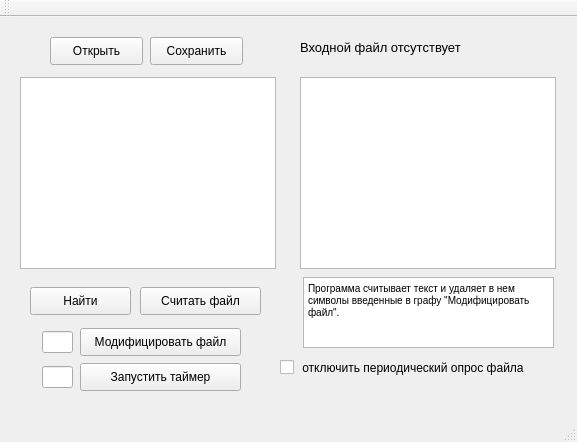
First picture: the form in QtGuiTestProject/QtGuiTestProject.ui, repository SergeyG22/GuiProject, before the edit.
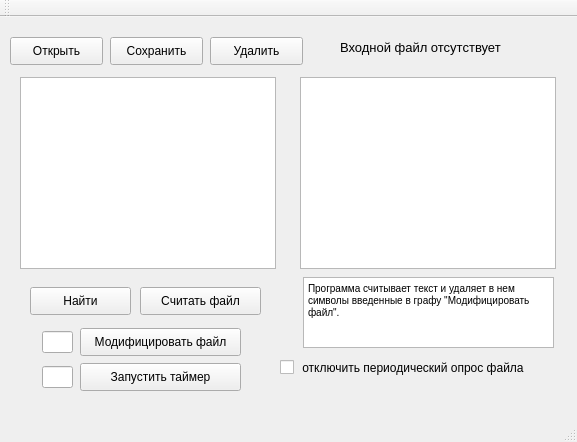
Second picture: the form after the edit.

```diff
--- a/QtGuiTestProject/QtGuiTestProject.ui
+++ b/QtGuiTestProject/QtGuiTestProject.ui
@@ -50,7 +50,7 @@
    <widget class="QPushButton" name="pushButton_open_file">
     <property name="geometry">
      <rect>
-      <x>50</x>
+      <x>10</x>
       <y>20</y>
       <width>93</width>
       <height>28</height>
@@ -63,7 +63,7 @@
    <widget class="QPushButton" name="pushButton_save">
     <property name="geometry">
      <rect>
-      <x>150</x>
+      <x>110</x>
       <y>20</y>
       <width>93</width>
       <height>28</height>
@@ -102,7 +102,7 @@
    <widget class="QLabel" name="label">
     <property name="geometry">
      <rect>
-      <x>300</x>
+      <x>340</x>
       <y>20</y>
       <width>221</width>
       <height>20</height>
@@ -180,6 +180,19 @@
      <string>Запустить таймер</string>
     </property>
    </widget>
+   <widget class="QPushButton" name="pushButton_delete">
+    <property name="geometry">
+     <rect>
+      <x>210</x>
+      <y>20</y>
+      <width>93</width>
+      <height>28</height>
+     </rect>
+    </property>
+    <property name="text">
+     <string>Удалить</string>
+    </property>
+   </widget>
   </widget>
   <widget class="QToolBar" name="mainToolBar">
    <attribute name="toolBarArea">
```
